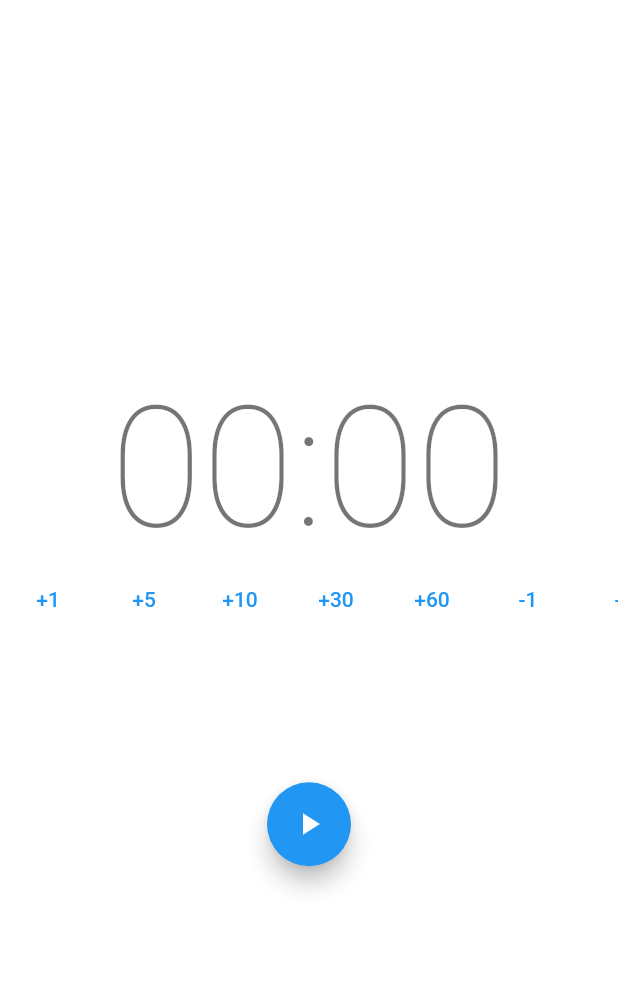
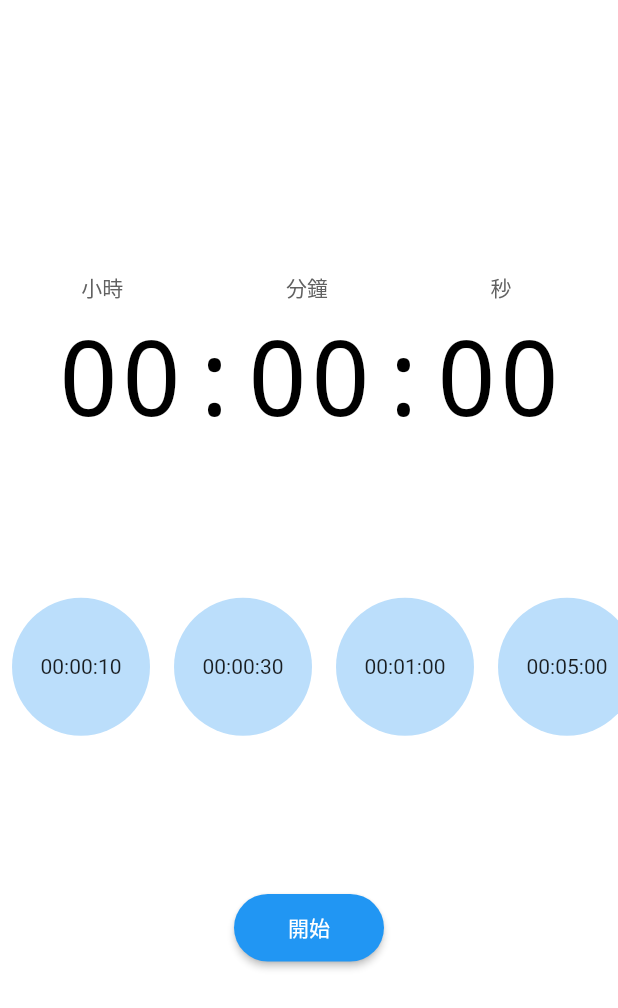
Before and after one commit to yenyen0318/flutter_BLoc, a Flutter app: the screen it shows after launch, on a phone screen of 412 x 824 dp. Shown: the top 1008 px of the screen. Run offline on Flutter 3.47's test engine with Material 2 defaults, Android fonts, the phone set to English and light mode, and no system bars; our stand-ins replace bloc, equatable, flutter_bloc.

Commit message:
change timer style

```diff
--- a/lib/timer/bloc/timer_bloc.dart
+++ b/lib/timer/bloc/timer_bloc.dart
@@ -3,6 +3,7 @@ import 'dart:async';
 import 'package:bloc/bloc.dart';
 import 'package:bloc_counter/timer/ticker.dart';
 import 'package:equatable/equatable.dart';
+import 'package:flutter/cupertino.dart';
 
 part 'timer_event.dart';
 part 'timer_state.dart';
@@ -72,10 +73,11 @@ class TimerBloc extends Bloc<TimerEvent, TimerState> {
 
   ///檢查時間是否合理
   int _durationValidator(int duration) {
+    debugPrint('$duration / ${(60*60*100)}');
     return duration < 0
-        ? 3600 + duration
-        : duration >= 3600
-            ? 3600 - duration
+        ? 0
+        : duration >= ((60 * 60 * 100))
+            ? ((60 * 60 * 100) -1)
             : duration;
   }
 
--- a/lib/timer/view/timer_page.dart
+++ b/lib/timer/view/timer_page.dart
@@ -1,5 +1,3 @@
-import 'dart:math';
-
 import 'package:flutter/material.dart';
 import 'package:flutter_bloc/flutter_bloc.dart';
 
@@ -29,7 +27,14 @@ class TimerView extends StatelessWidget {
       child: Column(
         mainAxisAlignment: MainAxisAlignment.center,
         children: [
+          TimerName(),
+          SizedBox(
+            height: 10,
+          ),
           TimerText(),
+          SizedBox(
+            height: 100,
+          ),
           editTimerActions(),
           SizedBox(
             height: 100,
@@ -41,26 +46,6 @@ class TimerView extends StatelessWidget {
   }
 }
 
-class TimerSelect extends StatelessWidget {
-  const TimerSelect({Key? key}) : super(key: key);
-
-  @override
-  Widget build(BuildContext context) {
-    return ListWheelScrollView(
-      itemExtent: 50,
-      children: List.generate(1000, (index) => index)
-          .map(
-            (text) => Container(
-              margin: EdgeInsets.only(left: 20, right: 20),
-              color:
-                  Colors.primaries[Random().nextInt(Colors.primaries.length)],
-              child: Center(child: Text(text.toString())),
-            ),
-          )
-          .toList(),
-    );
-  }
-}
 
 class TimerText extends StatelessWidget {
   const TimerText({Key? key}) : super(key: key);
@@ -69,41 +54,89 @@ class TimerText extends StatelessWidget {
   Widget build(BuildContext context) {
     //讓widget監聽TimerBloc的變化
     final duration = context.select((TimerBloc bloc) => bloc.state.duration);
-    final minutesStr =
-        ((duration / 60) % 60).floor().toString().padLeft(2, '0');
-    final secondsStr = (duration % 60).floor().toString().padLeft(2, '0');
+    return Text(
+      TimeTransform(duration),
+      style: TextStyle(
+          fontSize: 70,
+          color: Colors.black,
+          decoration: TextDecoration.none,
+          fontWeight: FontWeight.normal),
+    );
+  }
+}
 
-    return Text(
-      '$minutesStr:$secondsStr',
-      style: Theme.of(context).textTheme.headline1,
-    );
+class TimerName extends StatelessWidget {
+  const TimerName({Key? key}) : super(key: key);
+
+  @override
+  Widget build(BuildContext context) {
+    return Row(mainAxisAlignment: MainAxisAlignment.spaceAround, children: [
+      Text('小時',
+          style: TextStyle(
+              fontSize: 14,
+              color: Colors.grey[700],
+              decoration: TextDecoration.none,
+              fontWeight: FontWeight.normal)),
+      Text('分鐘',
+          style: TextStyle(
+              fontSize: 14,
+              color: Colors.grey[700],
+              decoration: TextDecoration.none,
+              fontWeight: FontWeight.normal)),
+      Text('秒  ',
+          style: TextStyle(
+              fontSize: 14,
+              color: Colors.grey[700],
+              decoration: TextDecoration.none,
+              fontWeight: FontWeight.normal)),
+    ]);
   }
 }
 
 class editTimerActions extends StatelessWidget {
   editTimerActions({Key? key}) : super(key: key);
-  final addTextItems = [1, 5, 10, 30, 60, -1, -5, -10, -30, -60];
+  final addTextItems = [10, 30, 60, 300, 600, 3600];
   @override
   Widget build(BuildContext context) {
     return SizedBox(
-      height: 44,
+      height: 100,
       child: ListView.builder(
         scrollDirection: Axis.horizontal,
         itemCount: addTextItems.length,
         itemBuilder: (context, index) {
-          return TextButton(
-              onPressed: () {
-                debugPrint('${addTextItems[index]}');
-                context
-                    .read<TimerBloc>()
-                    .add(SetTimerTime(addDuration: addTextItems[index]));
-              },
-              child: Text(addTextItems[index] > 0
-                  ? '+${addTextItems[index]}'
-                  : '${addTextItems[index]}'));
+          return TimerCard(duration: addTextItems[index]);
         },
       ),
     );
+  }
+}
+
+class TimerCard extends StatelessWidget {
+  final int duration;
+
+  const TimerCard({
+    Key? key,
+    required this.duration,
+  }) : super(key: key);
+
+  @override
+  Widget build(BuildContext context) {
+    return GestureDetector(
+      onTap: () {
+        context.read<TimerBloc>().add(SetTimerTime(addDuration: duration));
+      },
+      child: Card(
+          elevation: 0,
+          child: Center(
+            child: Container(
+                alignment: Alignment.center,
+                width: 100,
+                height: 100,
+                decoration: BoxDecoration(
+                    shape: BoxShape.circle, color: Colors.blue[100]),
+                child: Text(TimeTransform(duration)),
+          )),
+    ));
   }
 }
 
@@ -120,42 +153,72 @@ class TimerActions extends StatelessWidget {
             children: [
               //判斷目前的State是哪種，顯示對應的畫面給使用者
               if (state is TimerInitial) ...[
-                FloatingActionButton(
-                  child: Icon(Icons.play_arrow),
+                ElevatedButton(
+                  style: ButtonStyle(
+                      minimumSize: MaterialStateProperty.all(Size(100, 45)),
+                      shape: MaterialStateProperty.all<RoundedRectangleBorder>(
+                          RoundedRectangleBorder(
+                              borderRadius: BorderRadius.circular(30.0)))),
+                  child: Text('開始'),
                   onPressed: () => context
                       .read<TimerBloc>()
                       .add(TimerStarted(duration: state.duration)),
                 ),
               ],
               if (state is TimerRunInProgress) ...[
-                FloatingActionButton(
-                  child: Icon(Icons.pause),
-                  onPressed: () =>
-                      context.read<TimerBloc>().add(TimerPaused()),
+                ElevatedButton(
+                  style: ButtonStyle(
+                      backgroundColor: MaterialStateProperty.all(Colors.red),
+                      minimumSize: MaterialStateProperty.all(Size(100, 45)),
+                      shape: MaterialStateProperty.all<RoundedRectangleBorder>(
+                          RoundedRectangleBorder(
+                              borderRadius: BorderRadius.circular(30.0)))),
+                  child: Text('暫停'),
+                  onPressed: () => context.read<TimerBloc>().add(TimerPaused()),
                 ),
-                FloatingActionButton(
+                ElevatedButton(
+                  style: ButtonStyle(
+                      backgroundColor: MaterialStateProperty.all(Colors.grey),
+                      minimumSize: MaterialStateProperty.all(Size(100, 45)),
+                      shape: MaterialStateProperty.all<RoundedRectangleBorder>(
+                          RoundedRectangleBorder(
+                              borderRadius: BorderRadius.circular(30.0)))),
                   child: Icon(Icons.replay),
-                  onPressed: () =>
-                      context.read<TimerBloc>().add(TimerReset()),
+                  onPressed: () => context.read<TimerBloc>().add(TimerReset()),
                 ),
               ],
               if (state is TimerRunPause) ...[
-                FloatingActionButton(
-                  child: Icon(Icons.play_arrow),
+                ElevatedButton(
+                  style: ButtonStyle(
+                      minimumSize: MaterialStateProperty.all(Size(100, 45)),
+                      shape: MaterialStateProperty.all<RoundedRectangleBorder>(
+                          RoundedRectangleBorder(
+                              borderRadius: BorderRadius.circular(30.0)))),
+                  child: Text('繼續'),
                   onPressed: () =>
                       context.read<TimerBloc>().add(TimerResumed()),
                 ),
-                FloatingActionButton(
+                ElevatedButton(
+                  style: ButtonStyle(
+                      backgroundColor: MaterialStateProperty.all(Colors.grey),
+                      minimumSize: MaterialStateProperty.all(Size(100, 45)),
+                      shape: MaterialStateProperty.all<RoundedRectangleBorder>(
+                          RoundedRectangleBorder(
+                              borderRadius: BorderRadius.circular(30.0)))),
                   child: Icon(Icons.replay),
-                  onPressed: () =>
-                      context.read<TimerBloc>().add(TimerReset()),
+                  onPressed: () => context.read<TimerBloc>().add(TimerReset()),
                 ),
               ],
               if (state is TimerRunComplete) ...[
-                FloatingActionButton(
+                ElevatedButton(
+                  style: ButtonStyle(
+                      backgroundColor: MaterialStateProperty.all(Colors.grey),
+                      minimumSize: MaterialStateProperty.all(Size(100, 45)),
+                      shape: MaterialStateProperty.all<RoundedRectangleBorder>(
+                          RoundedRectangleBorder(
+                              borderRadius: BorderRadius.circular(30.0)))),
                   child: Icon(Icons.replay),
-                  onPressed: () =>
-                      context.read<TimerBloc>().add(TimerReset()),
+                  onPressed: () => context.read<TimerBloc>().add(TimerReset()),
                 ),
               ]
             ],
@@ -163,3 +226,13 @@ class TimerActions extends StatelessWidget {
         });
   }
 }
+
+
+String TimeTransform(int duration){
+  final hoursStr =
+        ((duration / 3600) % 60).floor().toString().padLeft(2, '0');
+    final minutesStr =
+        ((duration / 60) % 60).floor().toString().padLeft(2, '0');
+    final secondsStr = (duration % 60).floor().toString().padLeft(2, '0');
+  return '$hoursStr:$minutesStr:$secondsStr';
+}
```
